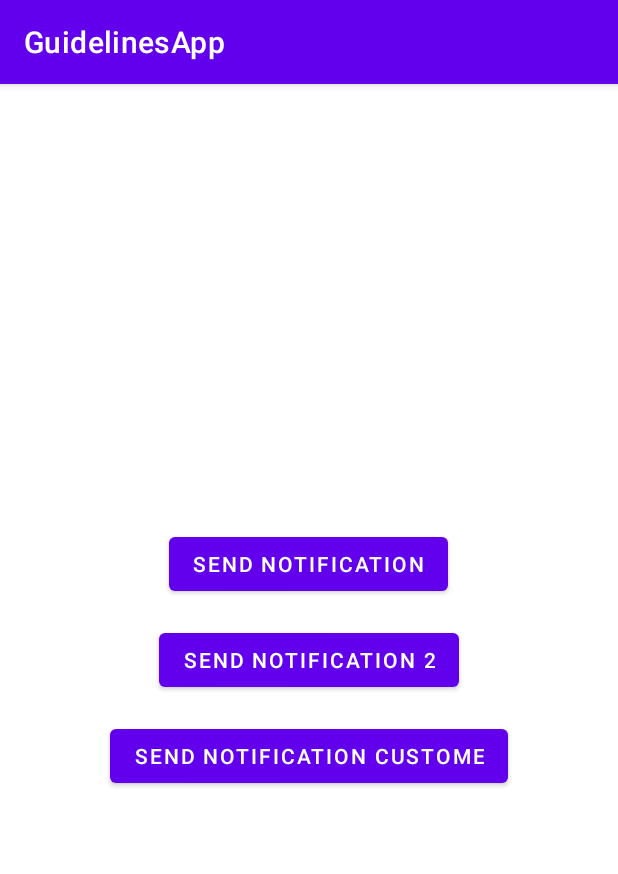
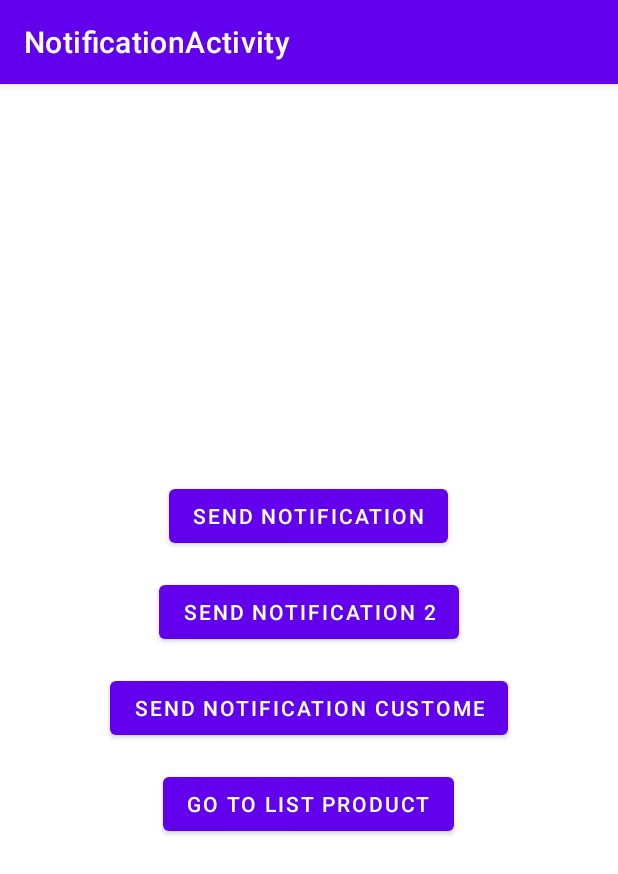
Before and after one commit to nguyentanlinh90/guidelines_app, an Android app: the NotificationActivity screen opened directly, with no data from a screen before it, after a tap on "SEND NOTIFICATION CUSTOME", on a phone screen of 412 x 824 dp. Shown: the top 874 px of the screen. Run offline under Robolectric (Android 15) with nearby library versions, the phone set to English and light mode, and no system bars.

Commit message:
open activity normal after click notification

```diff
--- a/app/src/main/java/com/ntl/guidelinesapp/modules/notification/NotificationActivity.java
+++ b/app/src/main/java/com/ntl/guidelinesapp/modules/notification/NotificationActivity.java
@@ -6,7 +6,10 @@ import androidx.core.app.NotificationManagerCompat;
 
 import android.app.Notification;
 import android.app.NotificationManager;
+import android.app.PendingIntent;
+import android.app.TaskStackBuilder;
 import android.content.Context;
+import android.content.Intent;
 import android.graphics.Bitmap;
 import android.graphics.BitmapFactory;
 import android.media.RingtoneManager;
@@ -32,43 +35,37 @@ public class NotificationActivity extends AppCompatActivity {
 
     private static final int NOTIFICATION_ID = 113;
 
-    private Button btShowNotification, btShowNotification2, btShowNotificationCustom;
+    private Button btShowNotification, btShowNotification2, btShowNotificationCustom, btGoToListProduct;
 
     @Override
     protected void onCreate(Bundle savedInstanceState) {
         super.onCreate(savedInstanceState);
         setContentView(R.layout.activity_notification);
+
+        getSupportActionBar().setTitle("NotificationActivity");
+
         btShowNotification = findViewById(R.id.bt_show_notification);
         btShowNotification2 = findViewById(R.id.bt_show_notification_2);
         btShowNotificationCustom = findViewById(R.id.bt_show_notification_custom);
+        btGoToListProduct = findViewById(R.id.bt_go_to_list_product);
 
-        btShowNotification.setOnClickListener(new View.OnClickListener() {
-            @Override
-            public void onClick(View v) {
-                sendNotification();
-            }
-        });
+        btShowNotification.setOnClickListener(v -> sendNotification());
 
-        btShowNotification2.setOnClickListener(new View.OnClickListener() {
-            @Override
-            public void onClick(View v) {
-                sendNotification2();
-            }
-        });
-        btShowNotificationCustom.setOnClickListener(new View.OnClickListener() {
-            @Override
-            public void onClick(View v) {
-                sendNotificationCustom();
-            }
+        btShowNotification2.setOnClickListener(v -> sendNotification2());
+        btShowNotificationCustom.setOnClickListener(v -> sendNotificationCustom());
+
+        btGoToListProduct.setOnClickListener(v -> {
+            Intent intent = new Intent(NotificationActivity.this, ProductActivity.class);
+            startActivity(intent);
         });
     }
 
     private void sendNotification() {
-        //lay am thanh default notification trong device
+        // get ringtone default notification of device
         Uri uri = RingtoneManager.getDefaultUri(RingtoneManager.TYPE_NOTIFICATION);
 
-        //tat ca cac hinh deu khac dinh danh xml thi moi hien thi o notification large icon
-        //ic_baseline_notifications_24 => dinh dang xml => se ko hien thi
+        //all image should be different .xml
+        //ic_baseline_notifications_24 is .xml file => not display
         Bitmap bitmap = BitmapFactory.decodeResource(getResources(), R.drawable.ic_baseline_notifications_24);
         Notification notification = new NotificationCompat.Builder(this, MyApplication.CHANNEL_ID)
                 .setContentTitle("Notification title")
@@ -83,7 +80,7 @@ public class NotificationActivity extends AppCompatActivity {
 
         NotificationManager manager = (NotificationManager) getSystemService(Context.NOTIFICATION_SERVICE);
         if (manager != null) {
-            //neu cung id thi cai sau se de len cai truoc
+            //if the same id: notification after will override notification before
             manager.notify(NOTIFICATION_ID, notification);
         }
     }
@@ -93,7 +90,6 @@ public class NotificationActivity extends AppCompatActivity {
     }
 
     private void sendNotification2() {
-        //lay am thanh tu benh ngoai, file .mp3 dat vao drawable/raw
         Uri sound = Uri.parse("android.resource://" + getPackageName() + "/" + R.raw.snezee);
 
         Bitmap bitmap = BitmapFactory.decodeResource(getResources(), R.drawable.dog_image);
@@ -103,7 +99,7 @@ public class NotificationActivity extends AppCompatActivity {
                 .setContentText("Notification content 2")
                 .setSmallIcon(R.drawable.ic_baseline_add_alert_24)
                 .setLargeIcon(bitmap)
-                //hien thi hinh to o content notification
+                //display big image in content notification
                 .setStyle(new NotificationCompat.BigPictureStyle().bigPicture(bitmap).bigLargeIcon(null))
                 .setColor(getResources().getColor(R.color.purple_500))
                 .setSound(sound)
@@ -115,10 +111,10 @@ public class NotificationActivity extends AppCompatActivity {
     }
 
     private void sendNotificationCustom() {
-        //lay am thanh tu benh ngoai, file .mp3 dat vao drawable/raw
+
         Uri sound = Uri.parse("android.resource://" + getPackageName() + "/" + R.raw.snezee);
 
-        //nen resize bitmap de tranh loi exception neu size anh qua lon
+        //should resize bitmap to avoid exception if size image to big
         Bitmap bitmap = BitmapFactory.decodeResource(getResources(), R.drawable.dog_image);
 
         //for default
@@ -141,9 +137,19 @@ public class NotificationActivity extends AppCompatActivity {
                 .setSound(sound)
                 .setCustomContentView(remoteViews)
                 .setCustomBigContentView(remoteViewsExpand)
+                .setContentIntent(gotoProduct())
+                .setAutoCancel(true) // delete notification on notification bar after click
                 .build();
 
         NotificationManagerCompat notificationManagerCompat = NotificationManagerCompat.from(this);
         notificationManagerCompat.notify(getNotificationId(), notification);
     }
+
+    private PendingIntent gotoProduct() {
+        Intent intent = new Intent(this, DetailActivity.class);
+        TaskStackBuilder taskStackBuilder = TaskStackBuilder.create(this);
+        taskStackBuilder.addNextIntentWithParentStack(intent);
+        PendingIntent pendingIntent = taskStackBuilder.getPendingIntent(0, PendingIntent.FLAG_UPDATE_CURRENT);
+        return pendingIntent;
+    }
 }
--- a/app/src/main/res/layout/activity_notification.xml
+++ b/app/src/main/res/layout/activity_notification.xml
@@ -27,4 +27,11 @@
         android:layout_marginTop="16dp"
         android:text="SEND Notification Custome" />
 
+    <Button
+        android:id="@+id/bt_go_to_list_product"
+        android:layout_width="wrap_content"
+        android:layout_height="wrap_content"
+        android:layout_marginTop="16dp"
+        android:text="Go to list product" />
+
 </LinearLayout>
--- a/app/src/main/res/values/strings.xml
+++ b/app/src/main/res/values/strings.xml
@@ -8,7 +8,7 @@
     <string name="channel_name_2">Channel 2</string>
     <string name="channel_des_2">This is Channel 2</string>
 
-<!--    retrofit-->
+    <!--    retrofit-->
     <string name="screen_retrofit">Retrofit</string>
 
 </resources>
```
Also changed, not shown: app/src/main/AndroidManifest.xml (+12 -4 lines), app/src/main/java/com/ntl/guidelinesapp/modules/notification/DetailActivity.java (added, +18 -0 lines), app/src/main/java/com/ntl/guidelinesapp/modules/notification/ProductActivity.java (added, +28 -0 lines), app/src/main/res/layout/activity_detail.xml (added, +9 -0 lines), app/src/main/res/layout/activity_product.xml (added, +14 -0 lines).
